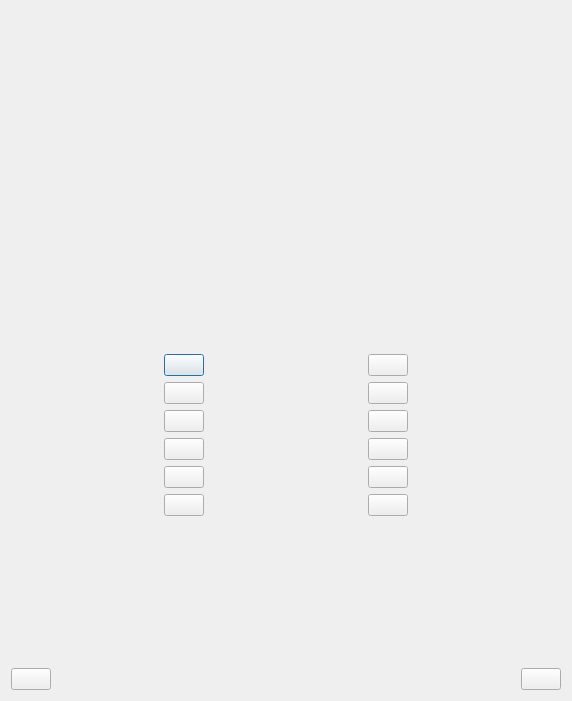
Before: the Qt Designer form ui_startGame.ui in geometalab/Quiz-QGIS-Plugin, drawn with Qt 5.
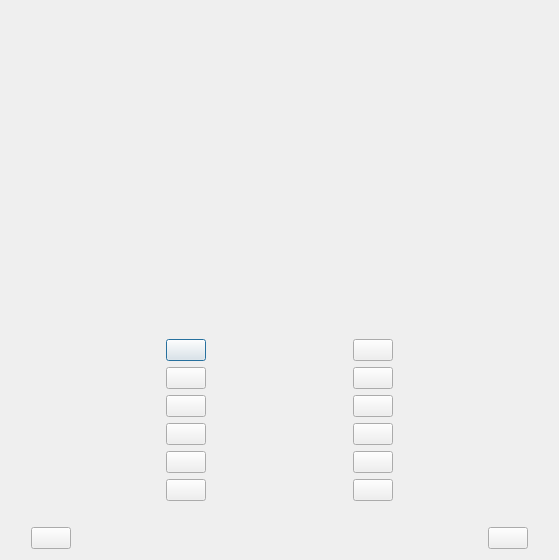
After: the same form once the commit is applied.

```diff
--- a/ui_startGame.ui
+++ b/ui_startGame.ui
@@ -6,8 +6,8 @@
    <rect>
     <x>0</x>
     <y>0</y>
-    <width>572</width>
-    <height>701</height>
+    <width>559</width>
+    <height>560</height>
    </rect>
   </property>
   <property name="windowTitle">
@@ -16,6 +16,12 @@
   <layout class="QVBoxLayout" name="verticalLayout_3">
    <item>
     <layout class="QVBoxLayout" name="verticalLayout_2">
+     <property name="leftMargin">
+      <number>20</number>
+     </property>
+     <property name="rightMargin">
+      <number>20</number>
+     </property>
      <item>
       <layout class="QHBoxLayout" name="horizontalLayout_2">
        <item>
@@ -79,6 +85,9 @@
     <layout class="QVBoxLayout" name="verticalLayout">
      <item>
       <layout class="QGridLayout" name="gridLayout">
+       <property name="margin">
+        <number>20</number>
+       </property>
        <item row="0" column="0">
         <spacer name="horizontalSpacer_2">
          <property name="orientation">
@@ -333,21 +342,14 @@
        </item>
       </layout>
      </item>
-     <item>
-      <spacer name="verticalSpacer">
-       <property name="orientation">
-        <enum>Qt::Vertical</enum>
-       </property>
-       <property name="sizeHint" stdset="0">
-        <size>
-         <width>20</width>
-         <height>40</height>
-        </size>
-       </property>
-      </spacer>
-     </item>
      <item>
       <layout class="QHBoxLayout" name="horizontalLayout">
+       <property name="leftMargin">
+        <number>20</number>
+       </property>
+       <property name="rightMargin">
+        <number>20</number>
+       </property>
        <item>
         <widget class="QPushButton" name="pushButton_13">
          <property name="text">
```
